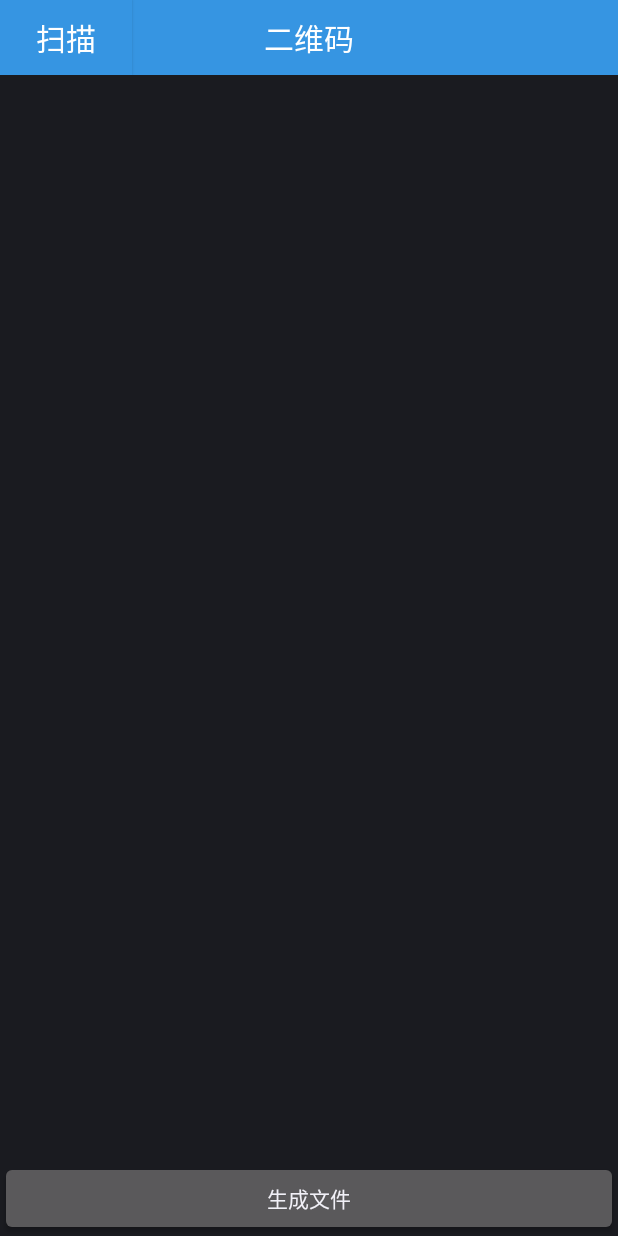
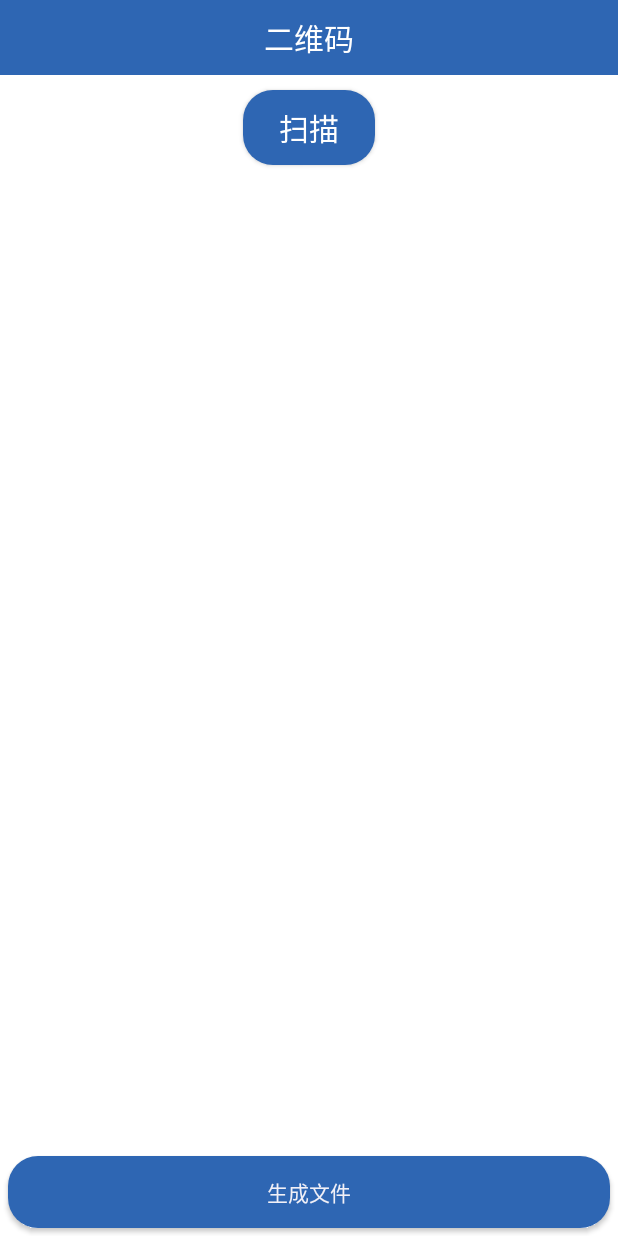
Before and after one commit to mengyuanCheng/mingsheng_project, an Android app: the QcodeActivity screen opened directly, with no data from a screen before it, on a phone screen of 412 x 824 dp. Run offline under Robolectric (Android 15) with nearby library versions, the phone set to English and light mode, and no system bars.

Commit message:
* 修改UI界面

```diff
--- a/app/src/main/res/layout/qcode_activity.xml
+++ b/app/src/main/res/layout/qcode_activity.xml
@@ -1,32 +1,24 @@
 <?xml version="1.0" encoding="utf-8"?>
 <RelativeLayout xmlns:android="http://schemas.android.com/apk/res/android"
-                xmlns:tools="http://schemas.android.com/tools"
                 android:layout_width="match_parent"
                 android:layout_height="match_parent"
+                android:background="#ffffff"
                 android:orientation="vertical">
 
     <LinearLayout
         android:layout_width="match_parent"
         android:layout_height="match_parent"
-        android:orientation="vertical"
+        android:layout_alignParentLeft="true"
+        android:layout_alignParentStart="true"
         android:layout_alignParentTop="true"
-        android:layout_alignParentLeft="true"
-        android:layout_alignParentStart="true">
+        android:orientation="vertical">
 
         <RelativeLayout
             android:id="@+id/qcode_title"
             android:layout_width="match_parent"
             android:layout_height="50dp"
-            android:background="#3695E2"
+            android:background="#2e66b3"
             android:orientation="horizontal">
-
-            <Button
-                android:id="@+id/qcode_bt_scan"
-                style="@style/buttonText"
-                android:layout_width="wrap_content"
-                android:layout_height="50dp"
-                android:background="#3695E2"
-                android:text="@string/scan"/>
 
             <TextView
                 android:id="@+id/textView"
@@ -51,12 +43,23 @@
 
         </RelativeLayout>
 
+        <Button
+            android:id="@+id/qcode_bt_scan"
+            style="@style/buttonText"
+            android:layout_width="wrap_content"
+            android:layout_height="50dp"
+            android:layout_gravity="center"
+            android:layout_marginTop="10dp"
+            android:background="@drawable/shape"
+            android:text="@string/scan"/>
+
         <ListView
             android:id="@+id/list_qcdoe"
             android:layout_width="match_parent"
             android:layout_height="0dp"
             android:layout_weight="1"
-            android:dividerHeight="2dp">
+            android:divider="#F2F5F7"
+            android:dividerHeight="1dp">
 
         </ListView>
 
@@ -79,10 +82,12 @@
             android:text="保存"/>-->
 
         <Button
+            android:layout_margin="5dp"
             android:id="@+id/qcode_update_bt"
             android:layout_width="match_parent"
-            android:layout_height="50dp"
+            android:layout_height="wrap_content"
             android:layout_weight="1"
+            android:background="@drawable/shape"
             android:text="生成文件"/>
     </LinearLayout>
 
```
Also changed, not shown: app/src/main/res/layout/activity_save_qrcode.xml (+4 -3 lines), app/src/main/res/layout/activity_scan_qrcode.xml (+4 -3 lines), app/src/main/res/layout/peixiang.xml (+9 -8 lines), app/src/main/res/layout/sacn_activity.xml (+18 -10 lines). Lines whose indentation alone changed are shown as unchanged.
